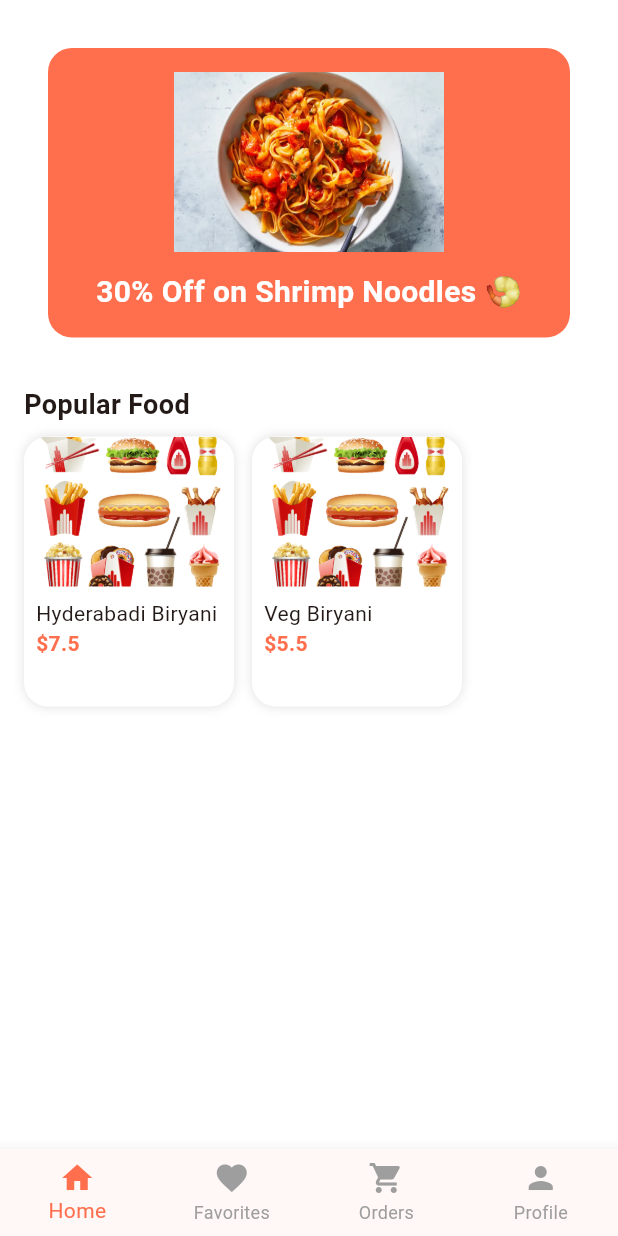
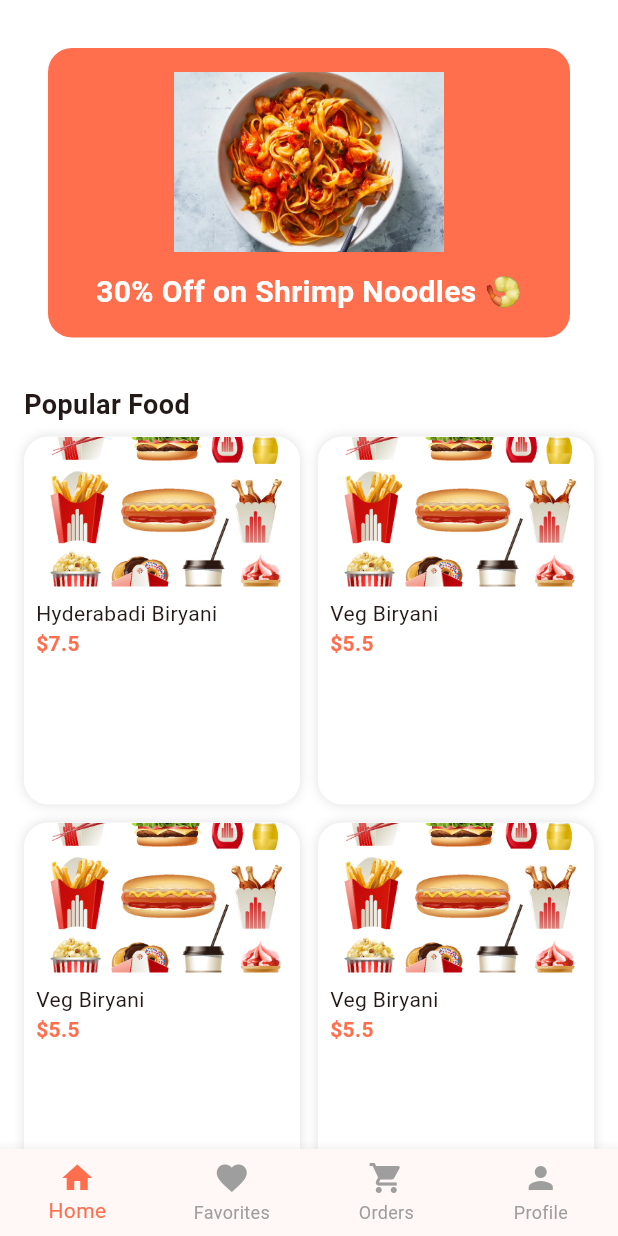
Before and after one commit to nmvuong12/eatsy_app, a Flutter app: the screen it shows after launch, after a tap on "GET STARTED", on a phone screen of 412 x 824 dp. Run offline on Flutter 3.47's test engine with Material 3 defaults, Android fonts, the phone set to English and light mode, and no system bars.

Commit message:
SÆử dụng gridview trong homepage

```diff
--- a/lib/models/food.dart
+++ b/lib/models/food.dart
@@ -29,5 +29,71 @@
     image: 'assets/images/onboarding.png',
     rating: 4.7,
     price: 5.50,
+  ),Food(
+    title: 'Veg Biryani',
+    vendor: 'Eat Well',
+    image: 'assets/images/onboarding.png',
+    rating: 4.7,
+    price: 5.50,
+  ),Food(
+    title: 'Veg Biryani',
+    vendor: 'Eat Well',
+    image: 'assets/images/onboarding.png',
+    rating: 4.7,
+    price: 5.50,
+  ),Food(
+    title: 'Veg Biryani',
+    vendor: 'Eat Well',
+    image: 'assets/images/onboarding.png',
+    rating: 4.7,
+    price: 5.50,
+  ),Food(
+    title: 'Veg Biryani',
+    vendor: 'Eat Well',
+    image: 'assets/images/onboarding.png',
+    rating: 4.7,
+    price: 5.50,
+  ),Food(
+    title: 'Veg Biryani',
+    vendor: 'Eat Well',
+    image: 'assets/images/onboarding.png',
+    rating: 4.7,
+    price: 5.50,
+  ),Food(
+    title: 'Veg Biryani',
+    vendor: 'Eat Well',
+    image: 'assets/images/onboarding.png',
+    rating: 4.7,
+    price: 5.50,
+  ),Food(
+    title: 'Veg Biryani',
+    vendor: 'Eat Well',
+    image: 'assets/images/onboarding.png',
+    rating: 4.7,
+    price: 5.50,
+  ),Food(
+    title: 'Veg Biryani',
+    vendor: 'Eat Well',
+    image: 'assets/images/onboarding.png',
+    rating: 4.7,
+    price: 5.50,
+  ),Food(
+    title: 'Veg Biryani',
+    vendor: 'Eat Well',
+    image: 'assets/images/onboarding.png',
+    rating: 4.7,
+    price: 5.50,
+  ),Food(
+    title: 'Veg Biryani',
+    vendor: 'Eat Well',
+    image: 'assets/images/onboarding.png',
+    rating: 4.7,
+    price: 5.50,
+  ),Food(
+    title: 'Veg Biryani',
+    vendor: 'Eat Well',
+    image: 'assets/images/onboarding.png',
+    rating: 4.7,
+    price: 5.50,
   ),
 ];
--- a/lib/screens/home_page.dart
+++ b/lib/screens/home_page.dart
@@ -80,12 +80,16 @@
         // popular foods
         const Text("Popular Food", style: TextStyle(fontSize: 18, fontWeight: FontWeight.bold)),
         const SizedBox(height: 8),
-        SizedBox(
-          height: 180,
-          child: ListView.separated(
-            scrollDirection: Axis.horizontal,
+        GridView.builder(
+          shrinkWrap: true, // để GridView cao vừa đủ
+          physics: const NeverScrollableScrollPhysics(), // tránh conflict cuộn
           itemCount: demoFoods.length,
-            separatorBuilder: (_, __) => const SizedBox(width: 12),
+          gridDelegate: const SliverGridDelegateWithFixedCrossAxisCount(
+            crossAxisCount: 2,        // số cột
+            mainAxisSpacing: 12,      // khoảng cách dọc
+            crossAxisSpacing: 12,     // khoảng cách ngang
+            childAspectRatio: 3 / 4,  // tỉ lệ khung (rộng : cao)
+          ),
           itemBuilder: (ctx, i) {
             final item = demoFoods[i];
             return GestureDetector(
@@ -94,7 +98,6 @@
                 MaterialPageRoute(builder: (_) => FoodDetailPage(item: item)),
               ),
               child: Container(
-                  width: 140,
                 decoration: BoxDecoration(
                   borderRadius: BorderRadius.circular(16),
                   color: Colors.white,
@@ -105,7 +108,12 @@
                   children: [
                     ClipRRect(
                       borderRadius: const BorderRadius.vertical(top: Radius.circular(16)),
-                        child: Image.asset(item.image, height: 100, width: double.infinity, fit: BoxFit.cover),
+                      child: Image.asset(
+                        item.image,
+                        height: 100,
+                        width: double.infinity,
+                        fit: BoxFit.cover,
+                      ),
                     ),
                     Padding(
                       padding: const EdgeInsets.all(8),
@@ -113,7 +121,10 @@
                         crossAxisAlignment: CrossAxisAlignment.start,
                         children: [
                           Text(item.title, maxLines: 1, overflow: TextOverflow.ellipsis),
-                            Text("\$${item.price}", style: const TextStyle(color: coral, fontWeight: FontWeight.bold)),
+                          Text(
+                            "\$${item.price}",
+                            style: const TextStyle(color: coral, fontWeight: FontWeight.bold),
+                          ),
                         ],
                       ),
                     ),
@@ -123,7 +134,7 @@
             );
           },
         ),
-        ),
+
       ],
     );
   }
--- a/lib/screens/onboarding_page.dart
+++ b/lib/screens/onboarding_page.dart
@@ -13,7 +13,6 @@
           child: Column(
             mainAxisAlignment: MainAxisAlignment.center,
             children: [
-              // 👇 Ảnh minh họa ở trên
               SizedBox(
                 width: 200,
                 height: 200,
@@ -23,7 +22,7 @@
                 ),
               ),
               const SizedBox(height: 24),
-              Text('Welcome to Eatsy! 👋',
+              const Text('Welcome to Eatsy! 👋',
                 style: TextStyle(color: coral, fontSize: 28, fontWeight: FontWeight.bold)),
               const SizedBox(height: 8),
               const Text('Unlock a world of culinary delights, right at your fingertips',
```
Lines whose indentation alone changed are shown as unchanged.
